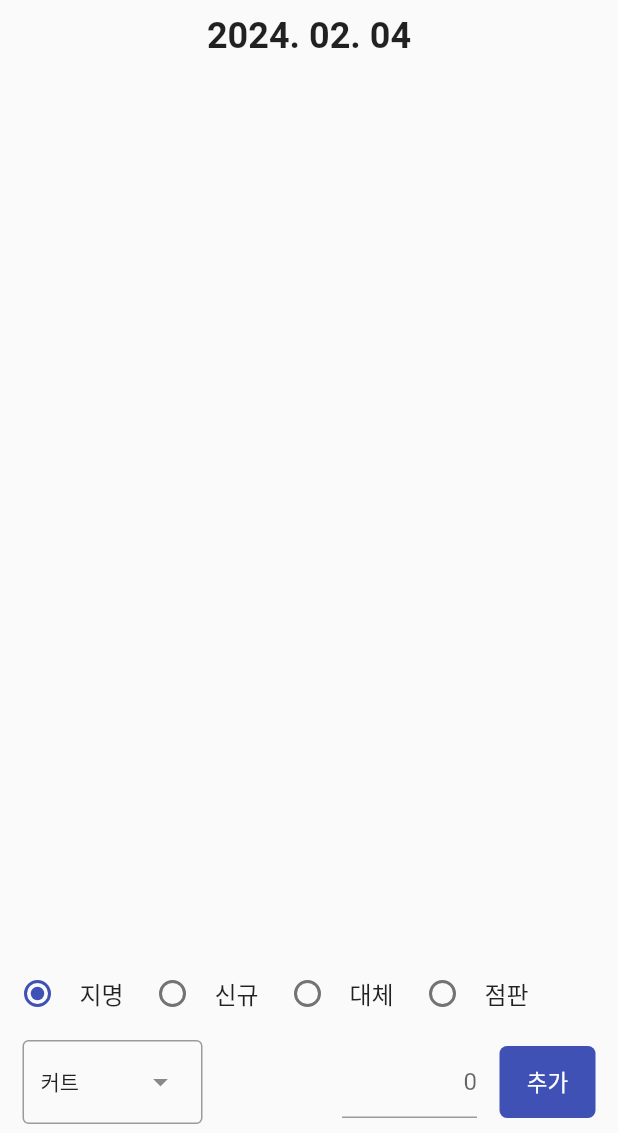
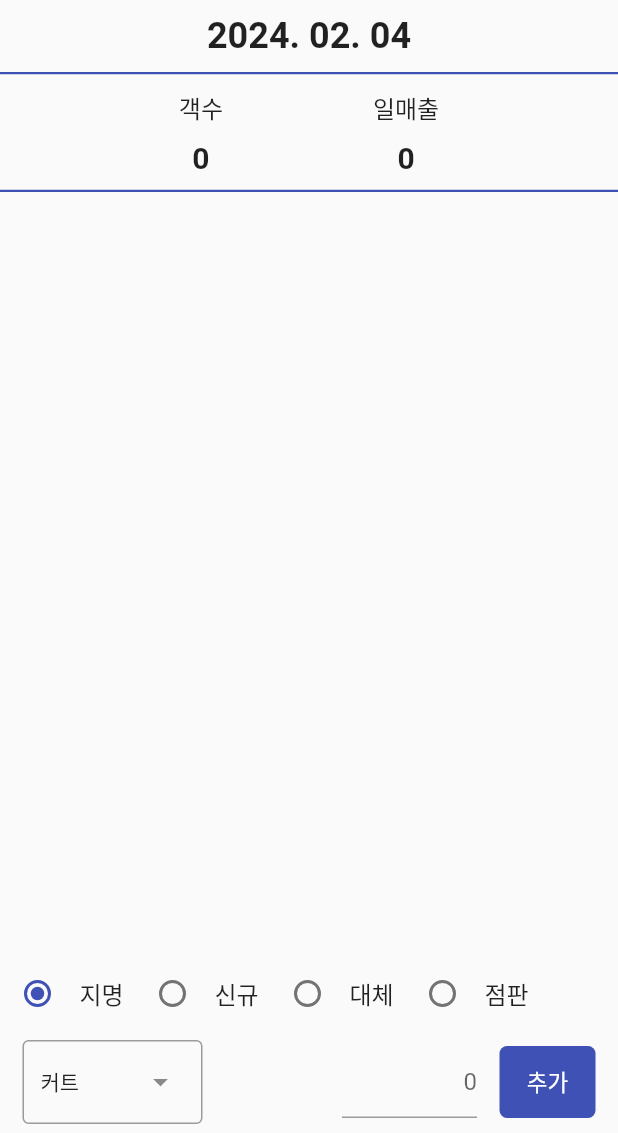
Before and after one commit to kanggo1111/hair_designer_sales_manage, a Flutter app: the screen it shows after launch, after a tap on the "add circle" icon, on a phone screen of 412 x 824 dp, the part 103-1236 px from its top. Run offline on Flutter 3.47's test engine with Material 3 defaults, Android fonts, the phone set to English and light mode, and no system bars; our stand-ins replace currency_text_input_formatter; missing offline and left inert: back_button_interceptor, dart:ffi.

Commit message:
modify data list ui, calendar ui
Details:
modify data list ui
add sum of person, sum of price for a day
add sum of price for a day for a day of calendar

TODO:
i

```diff
--- a/lib/items/my_db.dart
+++ b/lib/items/my_db.dart
@@ -117,4 +117,34 @@ class MyDB {
 
     return selectedList;
   }
+
+  int getDataListCountOfDay(DateTime now) {
+    int sum = 0;
+
+    currentData.forEach((element) {
+      if (element['date'] == DateFormat('y-MM-dd').format(now)) {
+        sum++;
+      }
+    });
+
+    // print(selectedList.length);
+    // selectedList.forEach((element) {print(selectedList.toString());});
+
+    return sum;
+  }
+
+  int getSumPriceOfDay(DateTime now) {
+    int sum = 0;
+
+    currentData.forEach((element) {
+      if (element['date'] == DateFormat('y-MM-dd').format(now)) {
+        sum += element['itemPrice'] as int;
+      }
+    });
+
+    // print(selectedList.length);
+    // selectedList.forEach((element) {print(selectedList.toString());});
+
+    return sum;
+  }
 }
--- a/lib/my_widget/my_calendar/my_calendar.dart
+++ b/lib/my_widget/my_calendar/my_calendar.dart
@@ -1,4 +1,5 @@
 import 'package:flutter/material.dart';
+import 'package:hair_designer_sales_manage/items/my_db.dart';
 import 'package:hair_designer_sales_manage/screens/item_one_day.dart';
 import 'package:intl/intl.dart';
 
@@ -13,6 +14,7 @@ Map<String, int> weekday = {
 };
 
 const double cellBorderWidth = 0.1;
+Function refreshCalendar = (){};
 
 class MyCalendar extends StatefulWidget {
   MyCalendar({super.key});
@@ -33,6 +35,7 @@ class _MyCalendarState extends State<MyCalendar> {
     super.initState();
     now = new DateTime.now();
     getCurrentMonth();
+    refreshCalendar = _refreshCalendar;
   }
 
   void getCurrentMonth() {
@@ -70,9 +73,15 @@ class _MyCalendarState extends State<MyCalendar> {
             insetAnimationCurve: Curves.easeIn,
             insetAnimationDuration: Duration(milliseconds: 100),
             backgroundColor: Colors.white,
-            child: ItemOneDay(now),
+            child: ItemOneDay(now, refreshCalendar),
           );
         });
+  }
+
+  void _refreshCalendar() {
+    print('ddd');
+
+    setState(() {});
   }
 
   Widget build(BuildContext context) {
@@ -140,7 +149,7 @@ class _MyCalendarState extends State<MyCalendar> {
                           onPressed: () {
                             // widget._navigatorKey.currentState?.pushNamed('/B');
                             Navigator.of(context).push(MaterialPageRoute(
-                                builder: (context) => ItemOneDay(now)));
+                                builder: (context) => ItemOneDay(now, refreshCalendar)));
                             //showMainItemAlert(context, DateTime.now());
                           },
                           icon: Icon(
@@ -240,7 +249,7 @@ class _CalendarCellState extends State<CalendarCell> {
       onTap: () {
         Navigator.of(context).push(MaterialPageRoute(
             builder: (context) => ItemOneDay(DateTime(
-                widget.now.year, widget.now.month, widget.dayOfCell))));
+                widget.now.year, widget.now.month, widget.dayOfCell), refreshCalendar)));
       },
       child: Stack(
           children: getCellContent(widget.dayOfCell, widget.now.year,
@@ -290,10 +299,13 @@ List<Widget> getCellContent(int dayOfCell, int year, int month, Color color) {
   textList.add(const SizedBox(
     height: 10,
   ));
+
+  int sumPriceOfDay = myDB.getSumPriceOfDay(DateTime(year, month, dayOfCell));
+
   textList.add(Row(
     mainAxisAlignment: MainAxisAlignment.end,
     children: [
-      Text('3,100,200', style: TextStyle(color: incomeTextColor, fontSize: 11)),
+      Text(sumPriceOfDay == 0 ? '' : NumberFormat('###,###,###,###').format(sumPriceOfDay), style: TextStyle(color: incomeTextColor, fontSize: 11)),
     ],
   ));
 
--- a/lib/screens/item_one_day.dart
+++ b/lib/screens/item_one_day.dart
@@ -1,13 +1,15 @@
 import 'package:flutter/material.dart';
 import 'package:hair_designer_sales_manage/items/add_data_row.dart';
 import 'package:hair_designer_sales_manage/items/data_list.dart';
+import 'package:hair_designer_sales_manage/items/my_db.dart';
 import 'package:intl/intl.dart';
 import 'package:back_button_interceptor/back_button_interceptor.dart';
 
 class ItemOneDay extends StatefulWidget {
-  const ItemOneDay(this.now, {super.key});
+  const ItemOneDay(this.now, this.refreshCalendar, {super.key});
 
   final DateTime now;
+  final Function refreshCalendar;
 
   @override
   State<ItemOneDay> createState() => _ItemOneDayState();
@@ -26,13 +28,13 @@ class _ItemOneDayState extends State<ItemOneDay> {
   }
 
   bool myInterceptor(bool stopDefaultButtonEvent, RouteInfo info) {
+    widget.refreshCalendar();
     Navigator.of(context).pop();
     return true;
   }
 
-  void refreshDataList(){
-    setState(() {
-    });
+  void refreshDataList() {
+    setState(() {});
   }
 
   @override
@@ -53,6 +55,42 @@ class _ItemOneDayState extends State<ItemOneDay> {
                   color: Colors.black87),
             ),
           ),
+          Container(
+            margin: EdgeInsets.only(bottom: 5),
+            decoration: BoxDecoration(border: Border.symmetric(horizontal: BorderSide(color: Colors.indigo, width: 1.5))),
+            child: Row(
+              mainAxisAlignment: MainAxisAlignment.center,
+              children: [
+                Container(
+                  margin: EdgeInsets.all(5),
+                  child: Column(
+                    mainAxisAlignment: MainAxisAlignment.center,
+                    children: [
+                      Container(margin: EdgeInsets.all(5), child: Text('객수', style: TextStyle(fontSize: 16),)),
+                      Container(
+                          margin: EdgeInsets.all(5),
+                          child: Text(NumberFormat('###,###,###,###')
+                              .format(myDB.getDataListCountOfDay(widget.now)), style: TextStyle(fontWeight: FontWeight.bold, fontSize: 20))),
+                    ],
+                  ),
+                ),
+                const SizedBox(width: 80,),
+                Container(
+                  margin: EdgeInsets.all(5),
+                  child: Column(
+                    mainAxisAlignment: MainAxisAlignment.center,
+                    children: [
+                      Container(margin: EdgeInsets.all(5), child: Text('일매출', style: TextStyle(fontSize: 16),)),
+                      Container(
+                          margin: EdgeInsets.all(5),
+                          child: Text(NumberFormat('###,###,###,###')
+                              .format(myDB.getSumPriceOfDay(widget.now)), style: TextStyle(fontWeight: FontWeight.bold, fontSize: 20))),
+                    ],
+                  ),
+                ),
+              ],
+            ),
+          ),
           DataList(widget.now, refreshDataList),
           AddData(widget.now, refreshDataList),
         ],
```
Also changed, not shown: lib/items/data_list.dart (+31 -11 lines), 1 other file.
